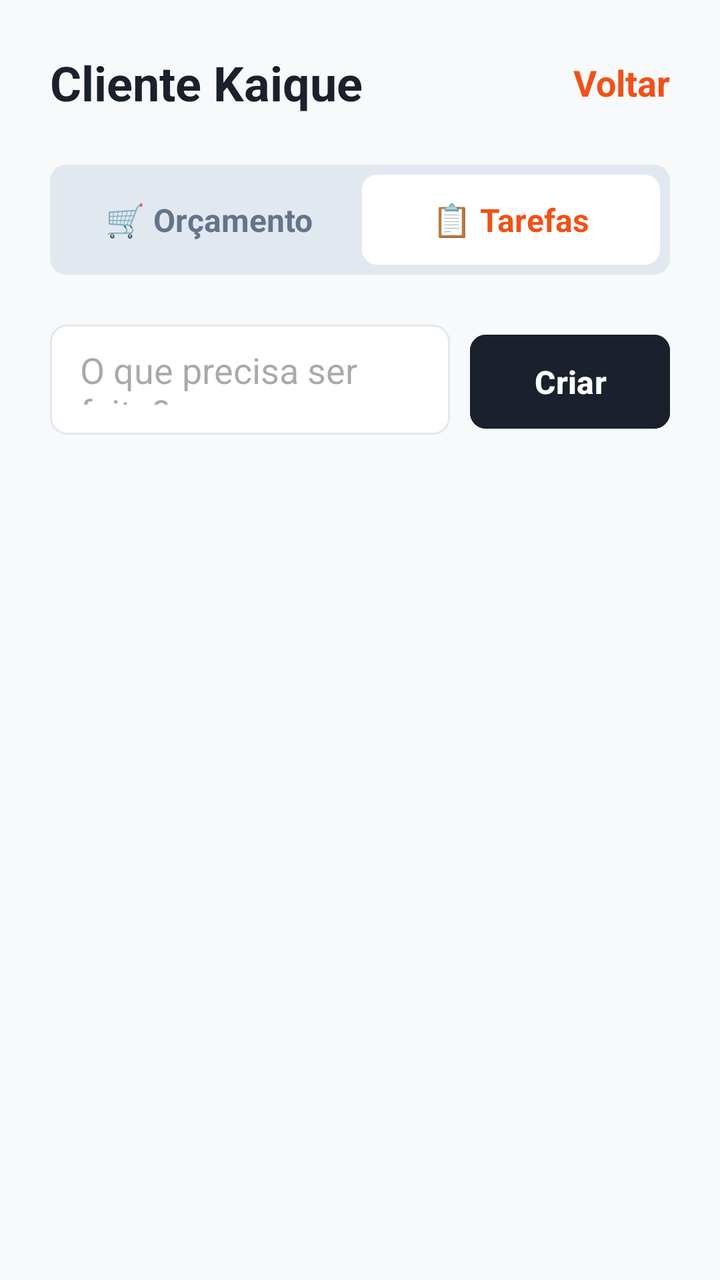
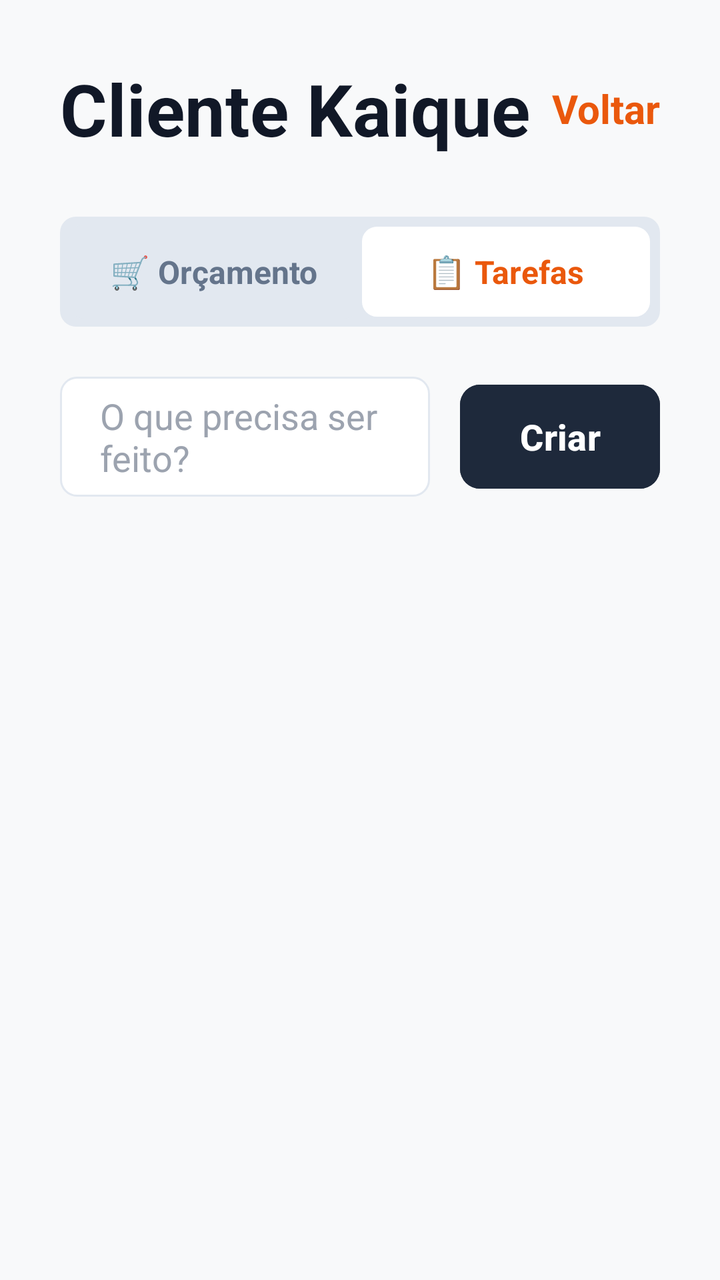

An Android layout rendered at two revisions. The XML below is the earlier revision; the diff shows what the commit changed to produce the second picture.
<!-- AndroidManifest.xml: application theme Theme.ObraCertaAndroid -->
<!-- res/layout/activity_detalhes_projeto.xml -->
<?xml version="1.0" encoding="utf-8"?>
<ScrollView xmlns:android="http://schemas.android.com/apk/res/android"
    xmlns:app="http://schemas.android.com/apk/res-auto"
    android:layout_width="match_parent"
    android:layout_height="match_parent"
    android:background="#F8F9FA"
    android:fillViewport="true">

    <LinearLayout
        android:id="@+id/main"
        android:layout_width="match_parent"
        android:layout_height="wrap_content"
        android:orientation="vertical"
        android:padding="25dp">

        <LinearLayout
            android:layout_width="match_parent"
            android:layout_height="wrap_content"
            android:orientation="horizontal"
            android:layout_marginBottom="25dp">

            <TextView
                android:id="@+id/tvNomeProjetoDetalhe"
                android:layout_width="0dp"
                android:layout_height="wrap_content"
                android:layout_weight="1"
                android:text="Cliente Kaique"
                android:textColor="#1A202C"
                android:textSize="24sp"
                android:textStyle="bold" />

            <TextView
                android:id="@+id/tvVoltarDetalhes"
                android:layout_width="wrap_content"
                android:layout_height="wrap_content"
                android:text="Voltar"
                android:textColor="@color/laranja_principal"
                android:textSize="18sp"
                android:textStyle="bold"
                android:layout_gravity="center_vertical" />
        </LinearLayout>

        <LinearLayout
            android:layout_width="match_parent"
            android:layout_height="55dp"
            android:orientation="horizontal"
            android:background="@drawable/bg_aba_inativa"
            android:padding="4dp"
            android:layout_marginBottom="25dp">

            <LinearLayout
                android:id="@+id/btnAbaOrcamento"
                android:layout_width="0dp"
                android:layout_height="match_parent"
                android:layout_weight="1"
                android:gravity="center"
                android:background="@drawable/bg_aba_inativa">

                <TextView
                    android:id="@+id/tvTextoOrcamento"
                    android:layout_width="wrap_content"
                    android:layout_height="wrap_content"
                    android:text="🛒 Orçamento"
                    android:textColor="#64748B"
                    android:textSize="16sp"
                    android:textStyle="bold" />
            </LinearLayout>

            <LinearLayout
                android:id="@+id/btnAbaTarefas"
                android:layout_width="0dp"
                android:layout_height="match_parent"
                android:layout_weight="1"
                android:gravity="center"
                android:background="@drawable/bg_aba_ativa">

                <TextView
                    android:id="@+id/tvTextoTarefas"
                    android:layout_width="wrap_content"
                    android:layout_height="wrap_content"
                    android:text="📋 Tarefas"
                    android:textColor="@color/laranja_principal"
                    android:textSize="16sp"
                    android:textStyle="bold" />
            </LinearLayout>
        </LinearLayout>

        <LinearLayout
            android:id="@+id/llAbaTarefas"
            android:layout_width="match_parent"
            android:layout_height="wrap_content"
            android:orientation="vertical">

            <LinearLayout
                android:layout_width="match_parent"
                android:layout_height="wrap_content"
                android:orientation="horizontal"
                android:layout_marginBottom="20dp">

                <EditText
                    android:id="@+id/etNovaTarefa"
                    android:layout_width="0dp"
                    android:layout_height="55dp"
                    android:layout_weight="1"
                    android:hint="O que precisa ser feito?"
                    android:background="@drawable/bg_input_borda"
                    android:padding="15dp"
                    android:layout_marginEnd="10dp"/>

                <Button
                    android:id="@+id/btnAdicionarTarefa"
                    android:layout_width="100dp"
                    android:layout_height="55dp"
                    android:backgroundTint="#1A202C"
                    android:text="Criar"
                    android:textColor="@color/white"
                    android:textSize="16sp"
                    android:textStyle="bold"
                    app:cornerRadius="8dp" />
            </LinearLayout>

            <LinearLayout
                android:id="@+id/llListaTarefas"
                android:layout_width="match_parent"
                android:layout_height="wrap_content"
                android:orientation="vertical" />

        </LinearLayout>

        <LinearLayout
            android:id="@+id/llAbaOrcamento"
            android:layout_width="match_parent"
            android:layout_height="wrap_content"
            android:orientation="vertical"
            android:visibility="gone">

            <LinearLayout
                android:layout_width="match_parent"
                android:layout_height="wrap_content"
                android:orientation="vertical"
                android:background="@drawable/bg_card_verde_escuro"
                android:padding="20dp"
                android:gravity="center"
                android:layout_marginBottom="25dp">

                <TextView
                    android:layout_width="wrap_content"
                    android:layout_height="wrap_content"
                    android:text="CUSTO TOTAL ACUMULADO"
                    android:textColor="#A7F3D0"
                    android:textSize="12sp"
                    android:textStyle="bold"
                    android:layout_marginBottom="5dp"/>

                <TextView
                    android:id="@+id/tvCustoTotalProjeto"
                    android:layout_width="wrap_content"
                    android:layout_height="wrap_content"
                    android:text="R$ 0,00"
                    android:textColor="@color/white"
                    android:textSize="40sp"
                    android:textStyle="bold" />
            </LinearLayout>

            <LinearLayout
                android:id="@+id/llListaMateriais"
                android:layout_width="match_parent"
                android:layout_height="wrap_content"
                android:orientation="vertical" />

            <Button
                android:id="@+id/btnNovoCalculo"
                android:layout_width="match_parent"
                android:layout_height="55dp"
                android:text="+ Novo Cálculo de Material"
                android:textColor="@color/white"
                android:textSize="16sp"
                android:textStyle="bold"
                android:backgroundTint="#D97706"
                app:cornerRadius="8dp"
                android:layout_marginBottom="15dp"
                android:layout_marginTop="5dp"/>

            <Button
                android:id="@+id/btnPedirCotacao"
                android:layout_width="match_parent"
                android:layout_height="55dp"
                android:text="Pedir Cotação no WhatsApp"
                android:textColor="@color/white"
                android:textSize="16sp"
                android:textStyle="bold"
                android:backgroundTint="#22C55E"
                app:cornerRadius="8dp" />

        </LinearLayout>


    </LinearLayout>
</ScrollView>
<!-- resources referenced by this layout -->
<resources>
  <color name="laranja_principal">#F05118</color>
  <color name="white">#FFFFFFFF</color>
  <!-- drawable bg_aba_ativa (drawable) -->
  <?xml version="1.0" encoding="utf-8"?>
  <shape xmlns:android="http://schemas.android.com/apk/res/android">
      <solid android:color="@color/white" />
      <corners android:radius="8dp" />
      <stroke android:width="1dp" android:color="#E2E8F0" />
  </shape>
  <!-- drawable bg_aba_inativa (drawable) -->
  <?xml version="1.0" encoding="utf-8"?>
  <shape xmlns:android="http://schemas.android.com/apk/res/android">
      <solid android:color="#E2E8F0" /> <corners android:radius="8dp" />
  </shape>
  <!-- drawable bg_card_verde_escuro (drawable) -->
  <?xml version="1.0" encoding="utf-8"?>
  <shape xmlns:android="http://schemas.android.com/apk/res/android">
      <solid android:color="#0F766E" /> <corners android:radius="12dp" />
  </shape>
  <!-- drawable bg_input_borda (drawable) -->
  <?xml version="1.0" encoding="utf-8"?>
  <shape xmlns:android="http://schemas.android.com/apk/res/android">
      
      <solid android:color="@color/white" />
      
      <stroke android:width="1dp" android:color="#E2E8F0" />
      
      <corners android:radius="8dp" />
  </shape>
  <style name="Theme.ObraCertaAndroid" parent="Base.Theme.ObraCertaAndroid" />
  <style name="Base.Theme.ObraCertaAndroid" parent="Theme.Material3.Light.NoActionBar">
          
          
      </style>
</resources>

<!-- the commit's change to res/layout/activity_detalhes_projeto.xml (unified diff, before → after) -->
@@ -1,23 +1,25 @@
 <?xml version="1.0" encoding="utf-8"?>
-<ScrollView xmlns:android="http://schemas.android.com/apk/res/android"
+<LinearLayout xmlns:android="http://schemas.android.com/apk/res/android"
     xmlns:app="http://schemas.android.com/apk/res-auto"
+    android:id="@+id/main"
     android:layout_width="match_parent"
     android:layout_height="match_parent"
-    android:background="#F8F9FA"
-    android:fillViewport="true">
+    android:background="#EA580C"
+    android:orientation="vertical">
 
     <LinearLayout
-        android:id="@+id/main"
         android:layout_width="match_parent"
-        android:layout_height="wrap_content"
+        android:layout_height="match_parent"
+        android:background="#F8F9FA"
         android:orientation="vertical"
-        android:padding="25dp">
+        android:padding="30dp">
 
         <LinearLayout
             android:layout_width="match_parent"
             android:layout_height="wrap_content"
             android:orientation="horizontal"
-            android:layout_marginBottom="25dp">
+            android:gravity="center_vertical"
+            android:layout_marginBottom="30dp">
 
             <TextView
                 android:id="@+id/tvNomeProjetoDetalhe"
@@ -25,8 +27,8 @@
                 android:layout_height="wrap_content"
                 android:layout_weight="1"
                 android:text="Cliente Kaique"
-                android:textColor="#1A202C"
-                android:textSize="24sp"
+                android:textColor="#111827"
+                android:textSize="36sp"
                 android:textStyle="bold" />
 
             <TextView
@@ -34,10 +36,9 @@
                 android:layout_width="wrap_content"
                 android:layout_height="wrap_content"
                 android:text="Voltar"
-                android:textColor="@color/laranja_principal"
-                android:textSize="18sp"
-                android:textStyle="bold"
-                android:layout_gravity="center_vertical" />
+                android:textColor="#EA580C"
+                android:textSize="20sp"
+                android:textStyle="bold" />
         </LinearLayout>
 
         <LinearLayout
@@ -79,121 +80,136 @@
                     android:layout_width="wrap_content"
                     android:layout_height="wrap_content"
                     android:text="📋 Tarefas"
-                    android:textColor="@color/laranja_principal"
+                    android:textColor="#EA580C"
                     android:textSize="16sp"
                     android:textStyle="bold" />
             </LinearLayout>
         </LinearLayout>
 
-        <LinearLayout
-            android:id="@+id/llAbaTarefas"
+        <ScrollView
             android:layout_width="match_parent"
-            android:layout_height="wrap_content"
-            android:orientation="vertical">
+            android:layout_height="match_parent"
+            android:scrollbars="none">
 
             <LinearLayout
                 android:layout_width="match_parent"
                 android:layout_height="wrap_content"
-                android:orientation="horizontal"
-                android:layout_marginBottom="20dp">
-
-                <EditText
-                    android:id="@+id/etNovaTarefa"
-                    android:layout_width="0dp"
-                    android:layout_height="55dp"
-                    android:layout_weight="1"
-                    android:hint="O que precisa ser feito?"
-                    android:background="@drawable/bg_input_borda"
-                    android:padding="15dp"
-                    android:layout_marginEnd="10dp"/>
-
-                <Button
-                    android:id="@+id/btnAdicionarTarefa"
-                    android:layout_width="100dp"
-                    android:layout_height="55dp"
-                    android:backgroundTint="#1A202C"
-                    android:text="Criar"
-                    android:textColor="@color/white"
-                    android:textSize="16sp"
-                    android:textStyle="bold"
-                    app:cornerRadius="8dp" />
+                android:orientation="vertical">
+
+                <LinearLayout
+                    android:id="@+id/llAbaTarefas"
+                    android:layout_width="match_parent"
+                    android:layout_height="wrap_content"
+                    android:orientation="vertical">
+
+                    <LinearLayout
+                        android:layout_width="match_parent"
+                        android:layout_height="wrap_content"
+                        android:orientation="horizontal"
+                        android:layout_marginBottom="20dp">
+
+                        <EditText
+                            android:id="@+id/etNovaTarefa"
+                            android:layout_width="0dp"
+                            android:layout_height="60dp"
+                            android:layout_weight="1"
+                            android:hint="O que precisa ser feito?"
+                            android:textColorHint="#9CA3AF"
+                            android:textSize="18sp"
+                            android:background="@drawable/bg_input_borda"
+                            android:paddingStart="20dp"
+                            android:paddingEnd="20dp"
+                            android:layout_marginEnd="15dp"/>
+
+                        <Button
+                            android:id="@+id/btnAdicionarTarefa"
+                            android:layout_width="100dp"
+                            android:layout_height="60dp"
+                            android:backgroundTint="#1E293B"
+                            android:text="Criar"
+                            android:textColor="@color/white"
+                            android:textSize="18sp"
+                            android:textStyle="bold"
+                            app:cornerRadius="10dp" />
+                    </LinearLayout>
+
+                    <LinearLayout
+                        android:id="@+id/llListaTarefas"
+                        android:layout_width="match_parent"
+                        android:layout_height="wrap_content"
+                        android:orientation="vertical" />
+
+                </LinearLayout>
+
+                <LinearLayout
+                    android:id="@+id/llAbaOrcamento"
+                    android:layout_width="match_parent"
+                    android:layout_height="wrap_content"
+                    android:orientation="vertical"
+                    android:visibility="gone">
+
+                    <LinearLayout
+                        android:layout_width="match_parent"
+                        android:layout_height="wrap_content"
+                        android:orientation="vertical"
+                        android:background="@drawable/bg_card_verde_escuro"
+                        android:padding="20dp"
+                        android:gravity="center"
+                        android:layout_marginBottom="25dp">
+
+                        <TextView
+                            android:layout_width="wrap_content"
+                            android:layout_height="wrap_content"
+                            android:text="CUSTO TOTAL ACUMULADO"
+                            android:textColor="#A7F3D0"
+                            android:textSize="12sp"
+                            android:textStyle="bold"
+                            android:layout_marginBottom="5dp"/>
+
+                        <TextView
+                            android:id="@+id/tvCustoTotalProjeto"
+                            android:layout_width="wrap_content"
+                            android:layout_height="wrap_content"
+                            android:text="R$ 0,00"
+                            android:textColor="@color/white"
+                            android:textSize="40sp"
+                            android:textStyle="bold" />
+                    </LinearLayout>
+
+                    <LinearLayout
+                        android:id="@+id/llListaMateriais"
+                        android:layout_width="match_parent"
+                        android:layout_height="wrap_content"
+                        android:orientation="vertical" />
+
+                    <Button
+                        android:id="@+id/btnNovoCalculo"
+                        android:layout_width="match_parent"
+                        android:layout_height="55dp"
+                        android:text="+ Novo Cálculo de Material"
+                        android:textColor="@color/white"
+                        android:textSize="16sp"
+                        android:textStyle="bold"
+                        android:backgroundTint="#D97706"
+                        app:cornerRadius="8dp"
+                        android:layout_marginBottom="15dp"
+                        android:layout_marginTop="5dp"/>
+
+                    <Button
+                        android:id="@+id/btnPedirCotacao"
+                        android:layout_width="match_parent"
+                        android:layout_height="55dp"
+                        android:text="Pedir Cotação no WhatsApp"
+                        android:textColor="@color/white"
+                        android:textSize="16sp"
+                        android:textStyle="bold"
+                        android:backgroundTint="#22C55E"
+                        app:cornerRadius="8dp" />
+
+                </LinearLayout>
+
             </LinearLayout>
-
-            <LinearLayout
-                android:id="@+id/llListaTarefas"
-                android:layout_width="match_parent"
-                android:layout_height="wrap_content"
-                android:orientation="vertical" />
-
-        </LinearLayout>
-
-        <LinearLayout
-            android:id="@+id/llAbaOrcamento"
-            android:layout_width="match_parent"
-            android:layout_height="wrap_content"
-            android:orientation="vertical"
-            android:visibility="gone">
-
-            <LinearLayout
-                android:layout_width="match_parent"
-                android:layout_height="wrap_content"
-                android:orientation="vertical"
-                android:background="@drawable/bg_card_verde_escuro"
-                android:padding="20dp"
-                android:gravity="center"
-                android:layout_marginBottom="25dp">
-
-                <TextView
-                    android:layout_width="wrap_content"
-                    android:layout_height="wrap_content"
-                    android:text="CUSTO TOTAL ACUMULADO"
-                    android:textColor="#A7F3D0"
-                    android:textSize="12sp"
-                    android:textStyle="bold"
-                    android:layout_marginBottom="5dp"/>
-
-                <TextView
-                    android:id="@+id/tvCustoTotalProjeto"
-                    android:layout_width="wrap_content"
-                    android:layout_height="wrap_content"
-                    android:text="R$ 0,00"
-                    android:textColor="@color/white"
-                    android:textSize="40sp"
-                    android:textStyle="bold" />
-            </LinearLayout>
-
-            <LinearLayout
-                android:id="@+id/llListaMateriais"
-                android:layout_width="match_parent"
-                android:layout_height="wrap_content"
-                android:orientation="vertical" />
-
-            <Button
-                android:id="@+id/btnNovoCalculo"
-                android:layout_width="match_parent"
-                android:layout_height="55dp"
-                android:text="+ Novo Cálculo de Material"
-                android:textColor="@color/white"
-                android:textSize="16sp"
-                android:textStyle="bold"
-                android:backgroundTint="#D97706"
-                app:cornerRadius="8dp"
-                android:layout_marginBottom="15dp"
-                android:layout_marginTop="5dp"/>
-
-            <Button
-                android:id="@+id/btnPedirCotacao"
-                android:layout_width="match_parent"
-                android:layout_height="55dp"
-                android:text="Pedir Cotação no WhatsApp"
-                android:textColor="@color/white"
-                android:textSize="16sp"
-                android:textStyle="bold"
-                android:backgroundTint="#22C55E"
-                app:cornerRadius="8dp" />
-
-        </LinearLayout>
-
+        </ScrollView>
 
     </LinearLayout>
-</ScrollView>
+</LinearLayout>
<!-- resource entries referenced after the edit -->
@@ -1,6 +1,5 @@
 <!-- resources referenced by this layout -->
 <resources>
-  <color name="laranja_principal">#F05118</color>
   <color name="white">#FFFFFFFF</color>
   <!-- drawable bg_aba_ativa (drawable) -->
   <?xml version="1.0" encoding="utf-8"?>
